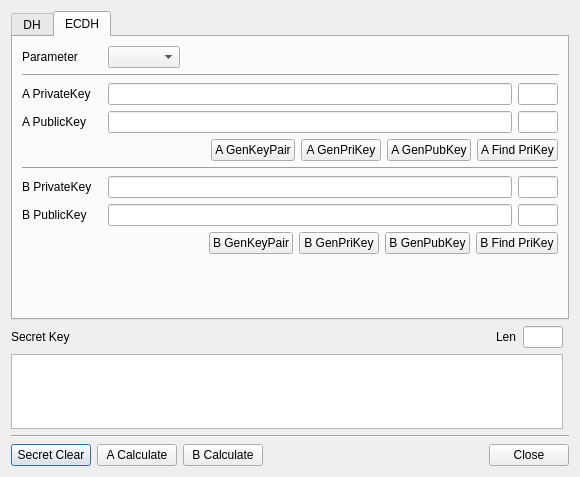
First picture: the form in BerEditor/key_agree_dlg.ui, repository jykim74/BerEditor, before the edit.
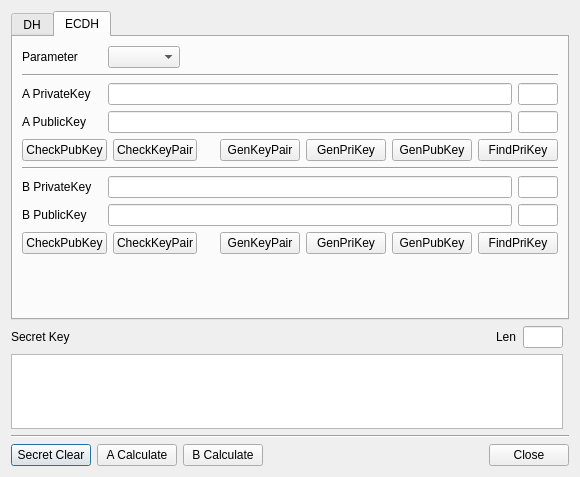
Second picture: the form after the edit.

Commit message: ECC PubKey Check KeyPair Check 추가

Diff of the .ui file:
```diff
--- a/BerEditor/key_agree_dlg.ui
+++ b/BerEditor/key_agree_dlg.ui
@@ -447,44 +447,58 @@
          <property name="topMargin">
           <number>0</number>
          </property>
-         <item row="0" column="2">
-          <widget class="QPushButton" name="mBGenPriKeyBtn">
+         <item row="0" column="3">
+          <widget class="QPushButton" name="mBGenKeyPairBtn">
            <property name="text">
-            <string>B GenPriKey</string>
+            <string>GenKeyPair</string>
            </property>
           </widget>
          </item>
-         <item row="0" column="0">
-          <spacer name="horizontalSpacer_4">
-           <property name="orientation">
-            <enum>Qt::Horizontal</enum>
-           </property>
-           <property name="sizeHint" stdset="0">
-            <size>
-             <width>40</width>
-             <height>20</height>
-            </size>
-           </property>
-          </spacer>
-         </item>
-         <item row="0" column="4">
+         <item row="0" column="6">
           <widget class="QPushButton" name="mBFindPriKeyBtn">
            <property name="text">
-            <string>B Find PriKey</string>
+            <string>FindPriKey</string>
            </property>
           </widget>
          </item>
-         <item row="0" column="3">
+         <item row="0" column="4">
+          <widget class="QPushButton" name="mBGenPriKeyBtn">
+           <property name="text">
+            <string>GenPriKey</string>
+           </property>
+          </widget>
+         </item>
+         <item row="0" column="0">
+          <widget class="QPushButton" name="mBCheckPubKeyBtn">
+           <property name="text">
+            <string>CheckPubKey</string>
+           </property>
+          </widget>
+         </item>
+         <item row="0" column="5">
           <widget class="QPushButton" name="mBGenPubKeyBtn">
            <property name="text">
-            <string>B GenPubKey</string>
+            <string>GenPubKey</string>
            </property>
           </widget>
          </item>
+         <item row="0" column="2">
+          <spacer name="horizontalSpacer_4">
+           <property name="orientation">
+            <enum>Qt::Horizontal</enum>
+           </property>
+           <property name="sizeHint" stdset="0">
+            <size>
+             <width>40</width>
+             <height>20</height>
+            </size>
+           </property>
+          </spacer>
+         </item>
          <item row="0" column="1">
-          <widget class="QPushButton" name="mBGenKeyPairBtn">
+          <widget class="QPushButton" name="mBCheckKeyPairBtn">
            <property name="text">
-            <string>B GenKeyPair</string>
+            <string>CheckKeyPair</string>
            </property>
           </widget>
          </item>
@@ -508,28 +522,35 @@
          <property name="topMargin">
           <number>0</number>
          </property>
-         <item row="0" column="2">
-          <widget class="QPushButton" name="mAGenPriKeyBtn">
-           <property name="text">
-            <string>A GenPriKey</string>
-           </property>
-          </widget>
-         </item>
-         <item row="0" column="3">
-          <widget class="QPushButton" name="mAGenPubKeyBtn">
-           <property name="text">
-            <string>A GenPubKey</string>
-           </property>
-          </widget>
-         </item>
-         <item row="0" column="4">
+         <item row="0" column="6">
           <widget class="QPushButton" name="mAFindPriKeyBtn">
            <property name="text">
-            <string>A Find PriKey</string>
+            <string>FindPriKey</string>
+           </property>
+          </widget>
+         </item>
+         <item row="0" column="5">
+          <widget class="QPushButton" name="mAGenPubKeyBtn">
+           <property name="text">
+            <string>GenPubKey</string>
            </property>
           </widget>
          </item>
          <item row="0" column="0">
+          <widget class="QPushButton" name="mACheckPubKeyBtn">
+           <property name="text">
+            <string>CheckPubKey</string>
+           </property>
+          </widget>
+         </item>
+         <item row="0" column="4">
+          <widget class="QPushButton" name="mAGenPriKeyBtn">
+           <property name="text">
+            <string>GenPriKey</string>
+           </property>
+          </widget>
+         </item>
+         <item row="0" column="2">
           <spacer name="horizontalSpacer_6">
            <property name="orientation">
             <enum>Qt::Horizontal</enum>
@@ -542,10 +563,17 @@
            </property>
           </spacer>
          </item>
-         <item row="0" column="1">
+         <item row="0" column="3">
           <widget class="QPushButton" name="mAGenKeyPairBtn">
            <property name="text">
-            <string>A GenKeyPair</string>
+            <string>GenKeyPair</string>
+           </property>
+          </widget>
+         </item>
+         <item row="0" column="1">
+          <widget class="QPushButton" name="mACheckKeyPairBtn">
+           <property name="text">
+            <string>CheckKeyPair</string>
            </property>
           </widget>
          </item>
```
The commit also changes 3 other files.
